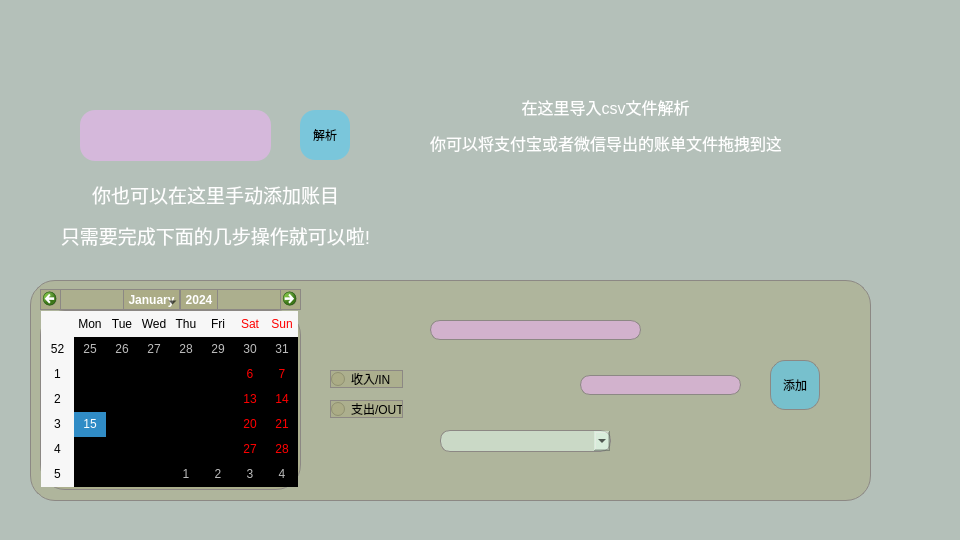
This is add_account_page.ui in YuanQiPKU/Reservoir as Qt 5 draws it before an edit. The edited form follows.
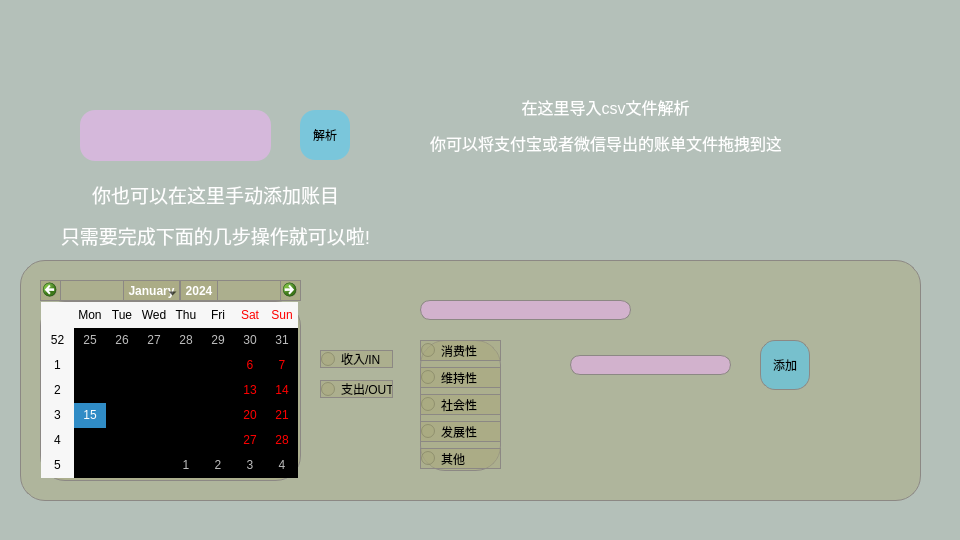
This is the edited form.

```diff
--- a/add_account_page.ui
+++ b/add_account_page.ui
@@ -52,10 +52,10 @@
    <widget class="QWidget" name="common_way_widget" native="true">
     <property name="geometry">
      <rect>
-      <x>30</x>
-      <y>280</y>
-      <width>841</width>
-      <height>221</height>
+      <x>20</x>
+      <y>260</y>
+      <width>901</width>
+      <height>241</height>
      </rect>
     </property>
     <property name="styleSheet">
@@ -103,22 +103,6 @@
       <string>支出/OUT</string>
      </property>
     </widget>
-    <widget class="QComboBox" name="comboBox">
-     <property name="geometry">
-      <rect>
-       <x>410</x>
-       <y>150</y>
-       <width>171</width>
-       <height>22</height>
-      </rect>
-     </property>
-     <property name="styleSheet">
-      <string notr="true">QComboBox{
-	background-color: rgba(231, 255, 240, 125);
-   border-radius: 10px; /* 边框圆角 */
-}</string>
-     </property>
-    </widget>
     <widget class="QPushButton" name="btnConfirm">
      <property name="geometry">
       <rect>
@@ -186,8 +170,8 @@
     <widget class="QCalendarWidget" name="calendarWidget">
      <property name="geometry">
       <rect>
-       <x>10</x>
-       <y>9</y>
+       <x>20</x>
+       <y>20</y>
        <width>261</width>
        <height>201</height>
       </rect>
@@ -209,6 +193,53 @@
 }</string>
      </property>
     </widget>
+    <widget class="QWidget" name="verticalLayoutWidget">
+     <property name="geometry">
+      <rect>
+       <x>400</x>
+       <y>80</y>
+       <width>81</width>
+       <height>131</height>
+      </rect>
+     </property>
+     <layout class="QVBoxLayout" name="verticalLayout">
+      <item>
+       <widget class="QRadioButton" name="consume">
+        <property name="text">
+         <string>消费性</string>
+        </property>
+       </widget>
+      </item>
+      <item>
+       <widget class="QRadioButton" name="maintain">
+        <property name="text">
+         <string>维持性</string>
+        </property>
+       </widget>
+      </item>
+      <item>
+       <widget class="QRadioButton" name="social">
+        <property name="text">
+         <string>社会性</string>
+        </property>
+       </widget>
+      </item>
+      <item>
+       <widget class="QRadioButton" name="develop">
+        <property name="text">
+         <string>发展性</string>
+        </property>
+       </widget>
+      </item>
+      <item>
+       <widget class="QRadioButton" name="other">
+        <property name="text">
+         <string>其他</string>
+        </property>
+       </widget>
+      </item>
+     </layout>
+    </widget>
    </widget>
   </widget>
   <widget class="QPushButton" name="btnYes">
```
